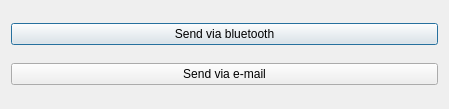
Above: sharedialog.ui from gidzzz/openmediaplayer before the change. Below: the same form after it.
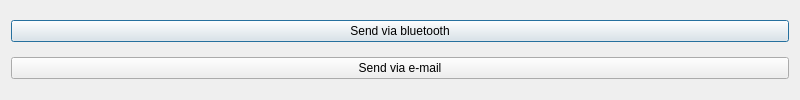
That is the form after the change.

Diff of the .ui file:
```diff
--- a/sharedialog.ui
+++ b/sharedialog.ui
@@ -6,8 +6,8 @@
    <rect>
     <x>0</x>
     <y>0</y>
-    <width>449</width>
-    <height>109</height>
+    <width>800</width>
+    <height>100</height>
    </rect>
   </property>
   <property name="windowTitle">
```
